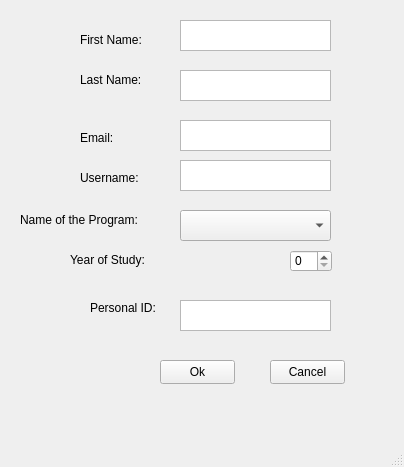
zgjimzhubajj/Student-Assistant, file Program/gui_forgot_password.ui: the form before one commit.
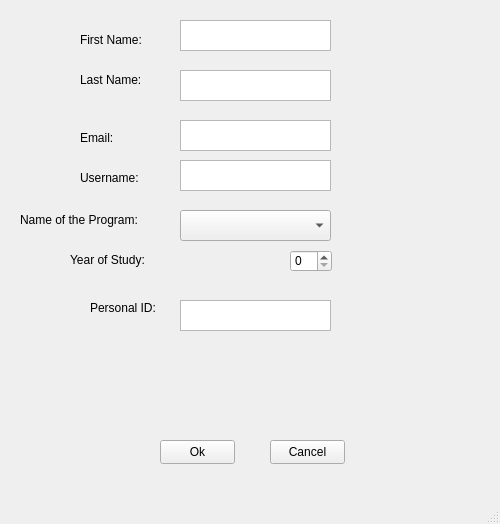
The form after the commit.

Commit message: wrong input handle for forgot_password_window

The edit to the form file:
```diff
--- a/Program/gui_forgot_password.ui
+++ b/Program/gui_forgot_password.ui
@@ -6,8 +6,8 @@
    <rect>
     <x>0</x>
     <y>0</y>
-    <width>404</width>
-    <height>467</height>
+    <width>500</width>
+    <height>524</height>
    </rect>
   </property>
   <property name="windowTitle">
@@ -74,7 +74,7 @@
     <property name="geometry">
      <rect>
       <x>270</x>
-      <y>360</y>
+      <y>440</y>
       <width>75</width>
       <height>24</height>
      </rect>
@@ -169,7 +169,7 @@
     <property name="geometry">
      <rect>
       <x>160</x>
-      <y>360</y>
+      <y>440</y>
       <width>75</width>
       <height>24</height>
      </rect>
@@ -204,6 +204,24 @@
      <string>Email:</string>
     </property>
    </widget>
+   <widget class="QLabel" name="lbl_wrong_input">
+    <property name="geometry">
+     <rect>
+      <x>90</x>
+      <y>370</y>
+      <width>331</width>
+      <height>41</height>
+     </rect>
+    </property>
+    <property name="font">
+     <font>
+      <pointsize>10</pointsize>
+     </font>
+    </property>
+    <property name="text">
+     <string/>
+    </property>
+   </widget>
   </widget>
   <widget class="QMenuBar" name="menubar">
    <property name="geometry">
```
Left out of the diff: 2 changed lines with no effect on the pictures. The commit also changes 4 other files.
